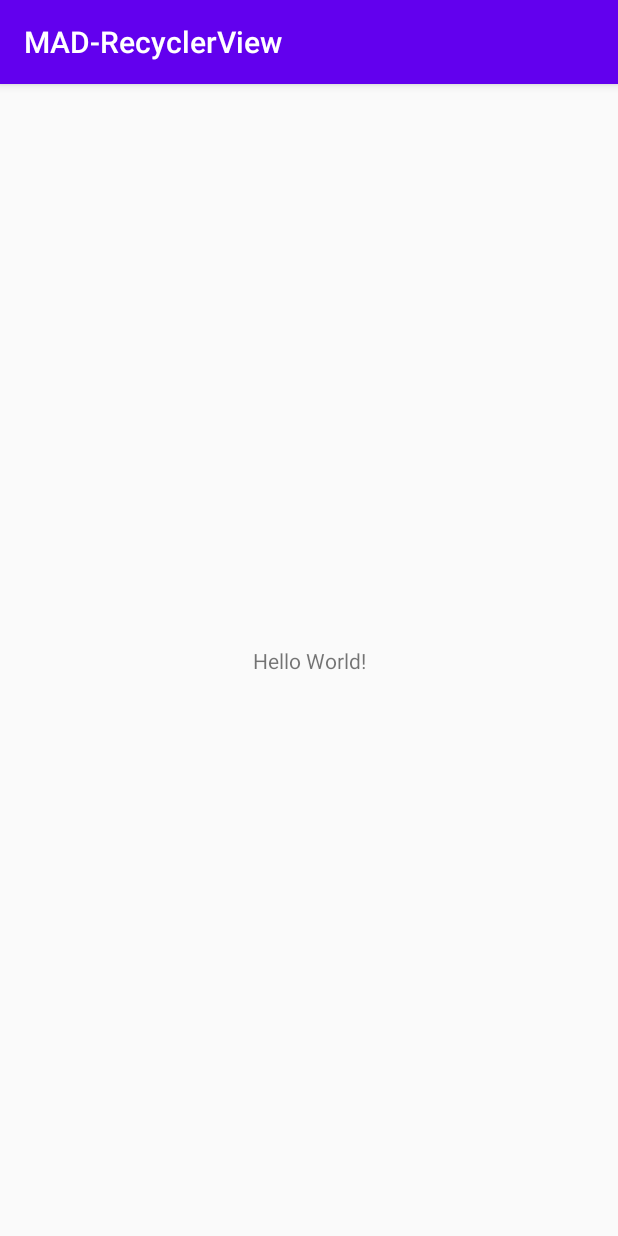
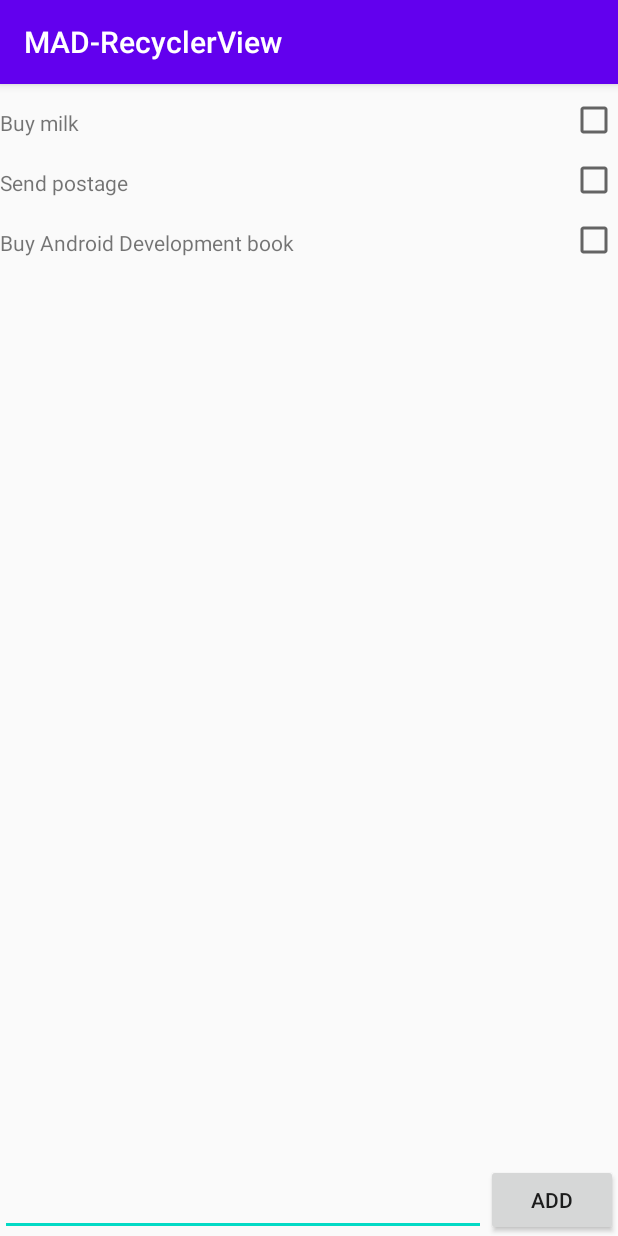
Before and after one commit to MAD-2020/mad-practical-5-recyclerview-YuxuanWong, an Android app: the screen it shows after launch (MainActivity), on a phone screen of 412 x 824 dp. Run offline under Robolectric (Android 15) with nearby library versions, the phone set to English and light mode, and no system bars.

Commit message:
attempted week 5 practical. alert dialog does not work.

```diff
--- /dev/null
+++ b/app/src/main/java/sg/edu/np/mad/mad_recyclerview/BrandViewHolder.java
@@ -0,0 +1,16 @@
+package sg.edu.np.mad.mad_recyclerview;
+
+import android.view.View;
+import android.widget.TextView;
+import androidx.recyclerview.widget.RecyclerView;
+
+public class BrandViewHolder extends RecyclerView.ViewHolder {
+    TextView txt;
+    View view;
+
+    public BrandViewHolder(View v){
+        super(v);
+        view = v;
+        txt = v.findViewById(R.id.textView);
+    }
+}
--- /dev/null
+++ b/app/src/main/java/sg/edu/np/mad/mad_recyclerview/BrandsAdapter.java
@@ -0,0 +1,66 @@
+package sg.edu.np.mad.mad_recyclerview;
+
+import android.app.Activity;
+import android.app.AlertDialog;
+import android.content.Context;
+import android.content.DialogInterface;
+import android.view.LayoutInflater;
+import android.view.View;
+import android.view.ViewGroup;
+import android.widget.TextView;
+import androidx.annotation.NonNull;
+import androidx.recyclerview.widget.RecyclerView;
+import java.util.ArrayList;
+
+public class BrandsAdapter extends RecyclerView.Adapter<BrandViewHolder> {
+    ArrayList<String> data;
+    Context context;
+
+    public BrandsAdapter (ArrayList<String> input){
+        data = input;
+    }
+
+    @NonNull
+    @Override
+    public BrandViewHolder onCreateViewHolder(@NonNull ViewGroup parent, int viewType){
+        View v = LayoutInflater.from(parent.getContext()).inflate(R.layout.layout_list, parent,false);
+        return new BrandViewHolder(v);
+    }
+
+    @Override
+    public void onBindViewHolder(@NonNull BrandViewHolder holder, final int position){
+        final String s = data.get(position);
+        holder.txt.setText(s);holder.view.setOnClickListener(new View.OnClickListener() {
+            @Override
+            public void onClick(View v) {
+                AlertDialog.Builder builder = new AlertDialog.Builder(context);
+                builder.setTitle("Delete");
+                View message = ((Activity)context).getLayoutInflater().inflate(R.layout.dialog, null);
+                TextView text = message.findViewById(R.id.textView3);
+                text.setText(data.get(position) + "?");
+                builder.setView(message);
+                builder.setPositiveButton("Yes", new DialogInterface.OnClickListener() {
+                    @Override
+                    public void onClick(DialogInterface dialog, int which) {
+                        data.remove(position);
+                        notifyDataSetChanged();
+                        dialog.dismiss();
+                    }
+                });
+                builder.setNegativeButton("No", new DialogInterface.OnClickListener() {
+                    @Override
+                    public void onClick(DialogInterface dialog, int which) {
+                        dialog.cancel();
+                    }
+                });
+                AlertDialog dialog = builder.create();
+                dialog.show();
+            }
+        });
+    }
+
+    @Override
+    public int getItemCount(){
+        return data.size();
+    }
+}
--- a/app/src/main/java/sg/edu/np/mad/mad_recyclerview/MainActivity.java
+++ b/app/src/main/java/sg/edu/np/mad/mad_recyclerview/MainActivity.java
@@ -1,20 +1,44 @@
 package sg.edu.np.mad.mad_recyclerview;
 
 import androidx.appcompat.app.AppCompatActivity;
+import androidx.recyclerview.widget.LinearLayoutManager;
 import androidx.recyclerview.widget.RecyclerView;
-
 import android.content.Context;
 import android.os.Bundle;
+import android.view.View;
 import android.view.inputmethod.InputMethodManager;
-
+import android.widget.EditText;
 import java.util.ArrayList;
 
 public class MainActivity extends AppCompatActivity {
+    private ArrayList<String> data = new ArrayList<>();
 
     @Override
     protected void onCreate(Bundle savedInstanceState) {
         super.onCreate(savedInstanceState);
         setContentView(R.layout.activity_main);
+
+        data.add("Buy milk");
+        data.add("Send postage");
+        data.add("Buy Android Development book");
+
+        final RecyclerView rv = findViewById(R.id.recyclerView);
+
+        final BrandsAdapter adapter = new BrandsAdapter(data);
+        rv.setAdapter(adapter);
+
+        LinearLayoutManager layout = new LinearLayoutManager(this);
+        rv.setLayoutManager(layout);
+
+        findViewById(R.id.button).setOnClickListener(new View.OnClickListener() {
+            @Override
+            public void onClick(View v) {
+                EditText text = findViewById(R.id.editText);
+                data.add(text.getText().toString());
+                showNewEntry(rv, data);
+                adapter.notifyDataSetChanged();
+            }
+        });
     }
 
     /**
--- a/app/src/main/res/layout/activity_main.xml
+++ b/app/src/main/res/layout/activity_main.xml
@@ -6,13 +6,33 @@
     android:layout_height="match_parent"
     tools:context=".MainActivity">
 
-    <TextView
+    <Button
+        android:id="@+id/button"
         android:layout_width="wrap_content"
         android:layout_height="wrap_content"
-        android:text="Hello World!"
+        android:text="Add"
         app:layout_constraintBottom_toBottomOf="parent"
-        app:layout_constraintLeft_toLeftOf="parent"
-        app:layout_constraintRight_toRightOf="parent"
-        app:layout_constraintTop_toTopOf="parent" />
+        app:layout_constraintEnd_toEndOf="parent" />
 
+    <EditText
+        android:id="@+id/editText"
+        android:layout_width="0dp"
+        android:layout_height="wrap_content"
+        android:ems="10"
+        android:inputType="textPersonName"
+        app:layout_constraintBottom_toBottomOf="parent"
+        app:layout_constraintEnd_toStartOf="@+id/button"
+        app:layout_constraintStart_toStartOf="parent" />
+
+    <androidx.recyclerview.widget.RecyclerView
+        android:id="@+id/recyclerView"
+        android:layout_width="0dp"
+        android:layout_height="0dp"
+        app:layout_constraintBottom_toTopOf="@+id/editText"
+        app:layout_constraintEnd_toEndOf="parent"
+        app:layout_constraintHorizontal_bias="0.0"
+        app:layout_constraintStart_toStartOf="parent"
+        app:layout_constraintTop_toTopOf="parent">
+
+    </androidx.recyclerview.widget.RecyclerView>
 </androidx.constraintlayout.widget.ConstraintLayout>
--- /dev/null
+++ b/app/src/main/res/layout/layout_list.xml
@@ -0,0 +1,26 @@
+<?xml version="1.0" encoding="utf-8"?>
+<androidx.constraintlayout.widget.ConstraintLayout xmlns:android="http://schemas.android.com/apk/res/android"
+    xmlns:app="http://schemas.android.com/apk/res-auto"
+    xmlns:tools="http://schemas.android.com/tools"
+    android:layout_width="match_parent"
+    android:layout_height="wrap_content">
+
+    <TextView
+        android:id="@+id/textView"
+        android:layout_width="0dp"
+        android:layout_height="19dp"
+        android:layout_marginTop="16dp"
+        android:text="TextView"
+        app:layout_constraintEnd_toStartOf="@+id/checkBox"
+        app:layout_constraintHorizontal_bias="0.0"
+        app:layout_constraintStart_toStartOf="parent"
+        app:layout_constraintTop_toTopOf="parent" />
+
+    <CheckBox
+        android:id="@+id/checkBox"
+        android:layout_width="wrap_content"
+        android:layout_height="wrap_content"
+        android:layout_marginTop="8dp"
+        app:layout_constraintEnd_toEndOf="parent"
+        app:layout_constraintTop_toTopOf="parent" />
+</androidx.constraintlayout.widget.ConstraintLayout>
--- a/build.gradle
+++ b/build.gradle
@@ -8,7 +8,7 @@ buildscript {
 
     }
     dependencies {
-        classpath 'com.android.tools.build:gradle:3.6.2'
+        classpath 'com.android.tools.build:gradle:3.6.3'
 
 
         // NOTE: Do not place your application dependencies here; they belong
```
Also changed, not shown: app/src/main/res/layout/dialog.xml (added, +40 -0 lines).
